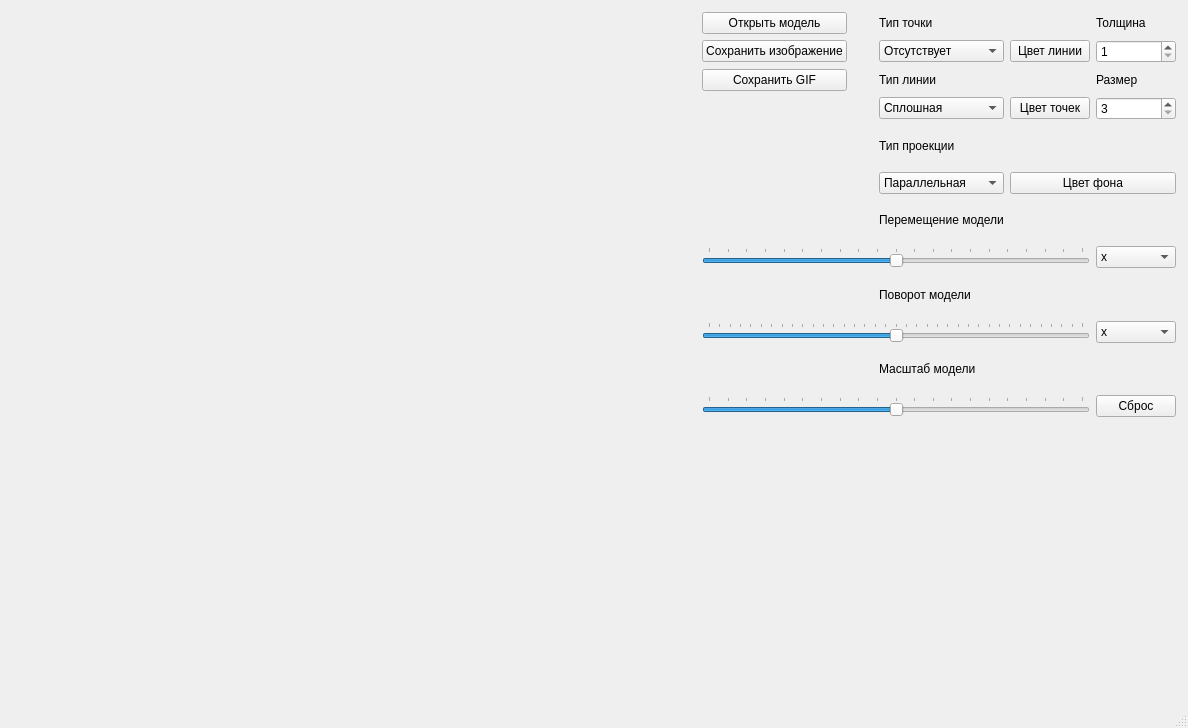
Above: src/3DViewer/mainwindow.ui from aprettel/3DViewer before the change. Below: the same form after it.
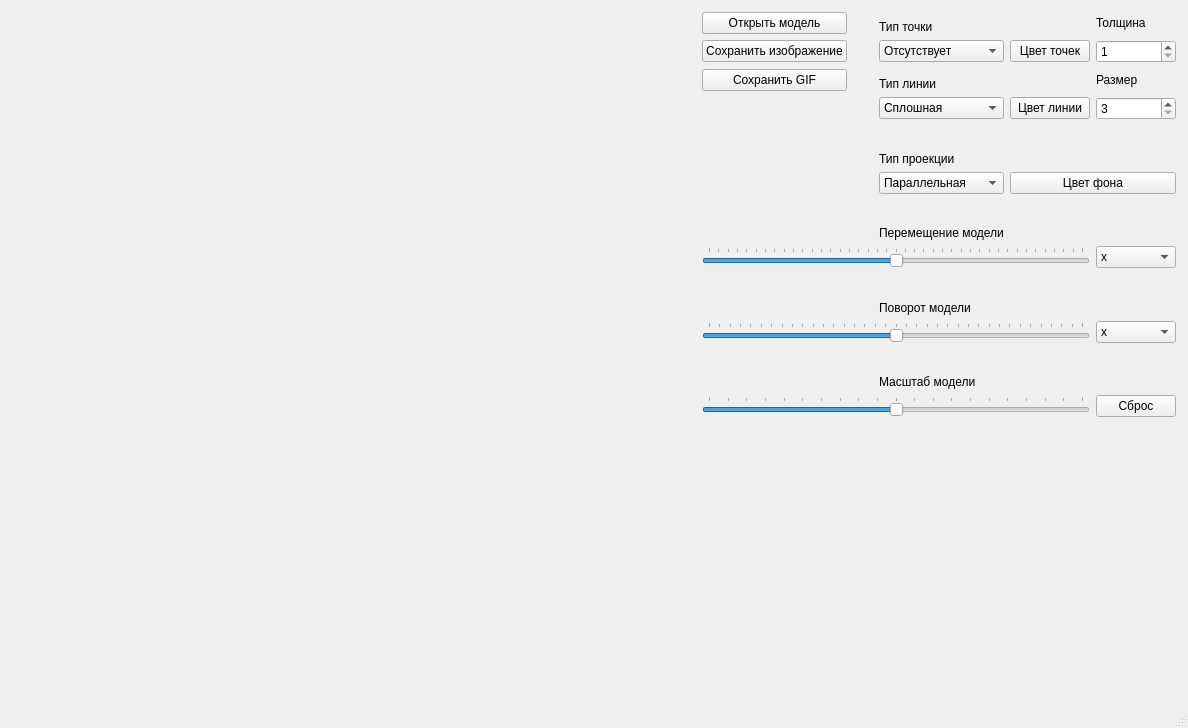
That is the form after the change.

```diff
--- a/src/3DViewer/mainwindow.ui
+++ b/src/3DViewer/mainwindow.ui
@@ -99,6 +99,9 @@
         <property name="text">
          <string>Тип точки</string>
         </property>
+        <property name="alignment">
+         <set>Qt::AlignBottom|Qt::AlignLeading|Qt::AlignLeft</set>
+        </property>
        </widget>
       </item>
       <item row="1" column="3">
@@ -125,6 +128,9 @@
         <property name="text">
          <string>Тип линии</string>
         </property>
+        <property name="alignment">
+         <set>Qt::AlignBottom|Qt::AlignLeading|Qt::AlignLeft</set>
+        </property>
        </widget>
       </item>
       <item row="1" column="1">
@@ -194,6 +200,9 @@
         <property name="text">
          <string>Тип проекции</string>
         </property>
+        <property name="alignment">
+         <set>Qt::AlignBottom|Qt::AlignLeading|Qt::AlignLeft</set>
+        </property>
        </widget>
       </item>
       <item row="5" column="3">
@@ -222,13 +231,6 @@
         </property>
        </widget>
       </item>
-      <item row="1" column="4">
-       <widget class="QPushButton" name="lineColorButton">
-        <property name="text">
-         <string>Цвет линии</string>
-        </property>
-       </widget>
-      </item>
       <item row="1" column="5">
        <widget class="QSpinBox" name="thicknessBox">
         <property name="minimum">
@@ -236,13 +238,6 @@
         </property>
        </widget>
       </item>
-      <item row="3" column="4">
-       <widget class="QPushButton" name="dothColorButton">
-        <property name="text">
-         <string>Цвет точек</string>
-        </property>
-       </widget>
-      </item>
       <item row="2" column="5">
        <widget class="QLabel" name="size_label">
         <property name="text">
@@ -269,6 +264,9 @@
         <property name="text">
          <string>Перемещение модели</string>
         </property>
+        <property name="alignment">
+         <set>Qt::AlignBottom|Qt::AlignLeading|Qt::AlignLeft</set>
+        </property>
        </widget>
       </item>
       <item row="8" column="3">
@@ -276,6 +274,9 @@
         <property name="text">
          <string>Поворот модели</string>
         </property>
+        <property name="alignment">
+         <set>Qt::AlignBottom|Qt::AlignLeading|Qt::AlignLeft</set>
+        </property>
        </widget>
       </item>
       <item row="10" column="3">
@@ -283,6 +284,9 @@
         <property name="text">
          <string>Масштаб модели</string>
         </property>
+        <property name="alignment">
+         <set>Qt::AlignBottom|Qt::AlignLeading|Qt::AlignLeft</set>
+        </property>
        </widget>
       </item>
       <item row="7" column="5">
@@ -341,10 +345,10 @@
       <item row="7" column="1" colspan="4">
        <widget class="QSlider" name="translationSlider">
         <property name="minimum">
-         <number>-100</number>
+         <number>-200</number>
         </property>
         <property name="maximum">
-         <number>100</number>
+         <number>200</number>
         </property>
         <property name="singleStep">
          <number>0</number>
@@ -429,6 +433,20 @@
         </property>
        </spacer>
       </item>
+      <item row="1" column="4">
+       <widget class="QPushButton" name="dothColorButton">
+        <property name="text">
+         <string>Цвет точек</string>
+        </property>
+       </widget>
+      </item>
+      <item row="3" column="4">
+       <widget class="QPushButton" name="lineColorButton">
+        <property name="text">
+         <string>Цвет линии</string>
+        </property>
+       </widget>
+      </item>
      </layout>
     </item>
    </layout>
```
